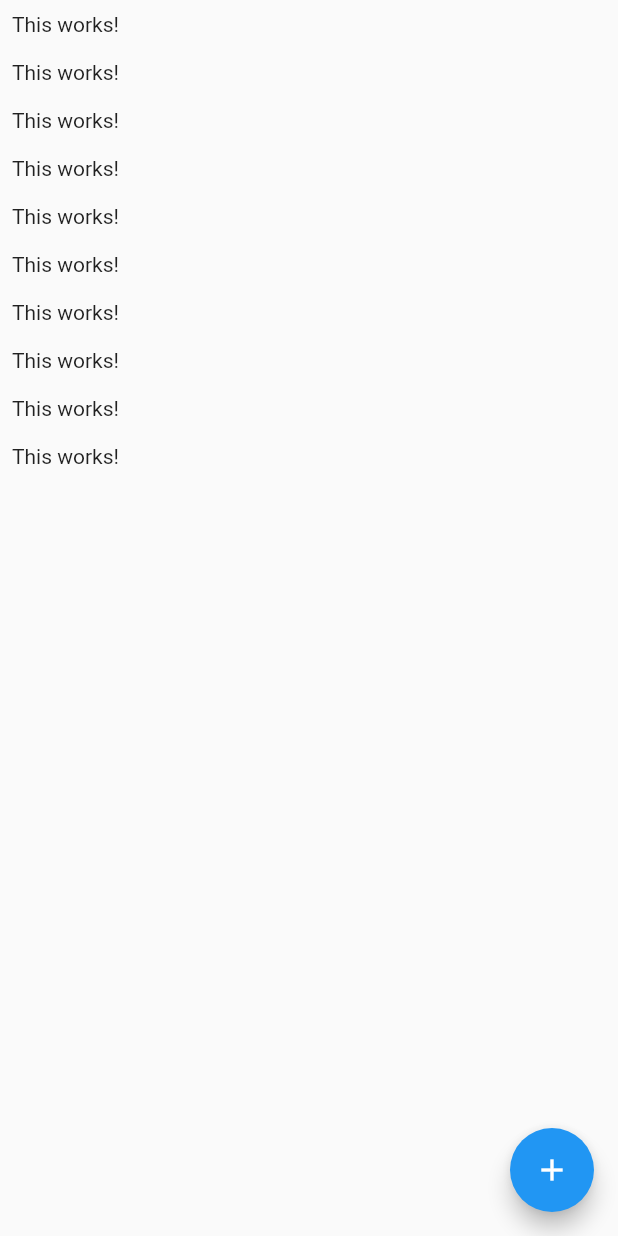
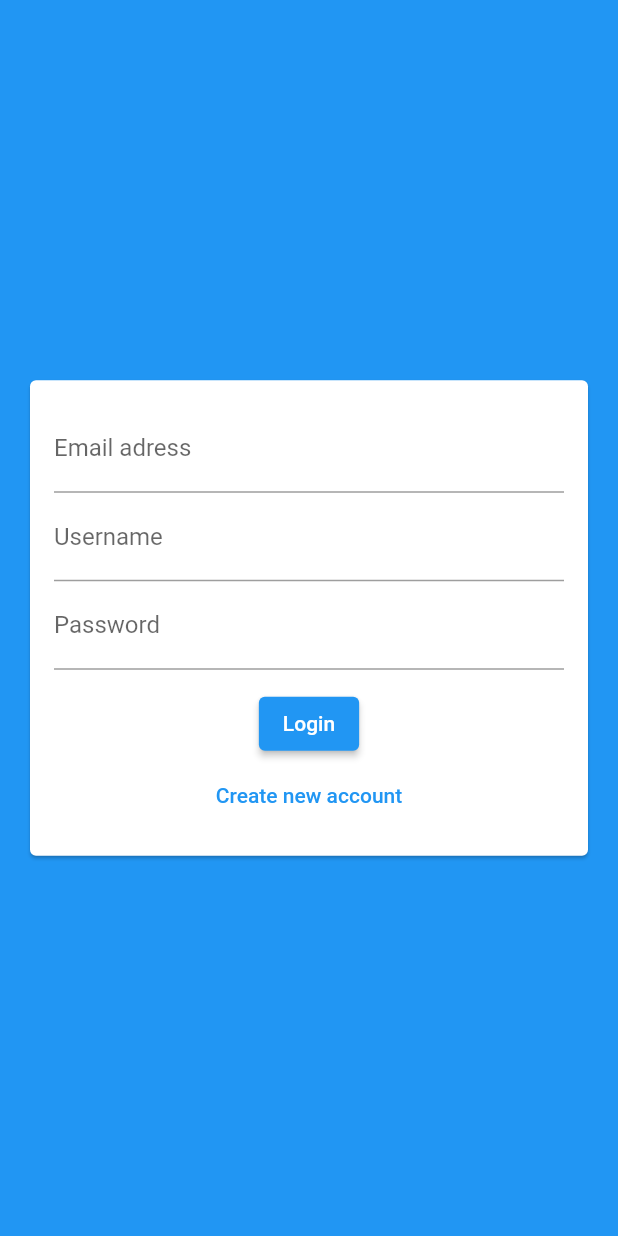
Before and after one commit to imGtheCoder/chat-app, a Flutter app: the screen it shows after launch, on a phone screen of 412 x 824 dp. Run offline on Flutter 3.47's test engine with Material 2 defaults, Android fonts, the phone set to English and light mode, and no system bars; our stand-ins replace cloud_firestore; accounts and stored records are empty.

Commit message:
Added an auth form

```diff
--- a/analysis_options.yaml
+++ b/analysis_options.yaml
@@ -7,7 +7,7 @@
 
 # The following line activates a set of recommended lints for Flutter apps,
 # packages, and plugins designed to encourage good coding practices.
-include: package:flutter_lints/flutter.yaml
+#include: package:flutter_lints/flutter.yaml
 
 linter:
   # The lint rules applied to this project can be customized in the
--- a/lib/main.dart
+++ b/lib/main.dart
@@ -1,3 +1,4 @@
+import 'package:chat_app_v2/screens/auth_screen.dart';
 import 'package:chat_app_v2/screens/chat_screen.dart';
 import 'package:flutter/material.dart';
 
@@ -17,7 +18,7 @@ class MyApp extends StatelessWidget {
 
         primarySwatch: Colors.blue,
       ),
-      home: ChatScreen(),
+      home: AuthScreen(),
     );
   }
 }
--- a/lib/screens/auth_screen.dart
+++ b/lib/screens/auth_screen.dart
@@ -0,0 +1,19 @@
+import 'package:chat_app_v2/widgets/auth/auth_form.dart';
+import 'package:flutter/material.dart';
+
+class AuthScreen extends StatefulWidget {
+  const AuthScreen({Key key}) : super(key: key);
+
+  @override
+  State<AuthScreen> createState() => _AuthScreenState();
+}
+
+class _AuthScreenState extends State<AuthScreen> {
+  @override
+  Widget build(BuildContext context) {
+    return Scaffold(
+      backgroundColor: Theme.of(context).primaryColor,
+      body: AuthForm(),
+    );
+  }
+}
--- /dev/null
+++ b/lib/widgets/auth/auth_form.dart
@@ -0,0 +1,45 @@
+import 'package:flutter/material.dart';
+
+class AuthForm extends StatefulWidget {
+  const AuthForm({Key key}) : super(key: key);
+
+  @override
+  State<AuthForm> createState() => _AuthFormState();
+}
+
+class _AuthFormState extends State<AuthForm> {
+  @override
+  Widget build(BuildContext context) {
+    return Center(
+        child: Card(
+      margin: EdgeInsets.all(20),
+      child: SingleChildScrollView(
+        child: Padding(
+          padding: EdgeInsets.all(16),
+          child: Form(
+            child: Column(mainAxisSize: MainAxisSize.min, children: [
+              TextFormField(
+                keyboardType: TextInputType.emailAddress,
+                decoration: InputDecoration(
+                  labelText: 'Email adress',
+                ),
+              ),
+              TextFormField(
+                decoration: InputDecoration(labelText: 'Username'),
+              ),
+              TextFormField(
+                obscureText: true,
+                decoration: InputDecoration(labelText: 'Password'),
+              ),
+              SizedBox(
+                height: 12,
+              ),
+              ElevatedButton(onPressed: () {}, child: Text('Login')),
+              TextButton(onPressed: () {}, child: Text('Create new account')),
+            ]),
+          ),
+        ),
+      ),
+    ));
+  }
+}
--- a/pubspec.yaml
+++ b/pubspec.yaml
@@ -47,7 +47,7 @@ dev_dependencies:
   # activated in the `analysis_options.yaml` file located at the root of your
   # package. See that file for information about deactivating specific lint
   # rules and activating additional ones.
-  flutter_lints: ^2.0.0
+  #flutter_lints: ^2.0.0
 
 # For information on the generic Dart part of this file, see the
 # following page: https://dart.dev/tools/pub/pubspec
```
Also changed, not shown: lib/screens/chat_screen.dart (+20 -15 lines), pubspec.lock.
